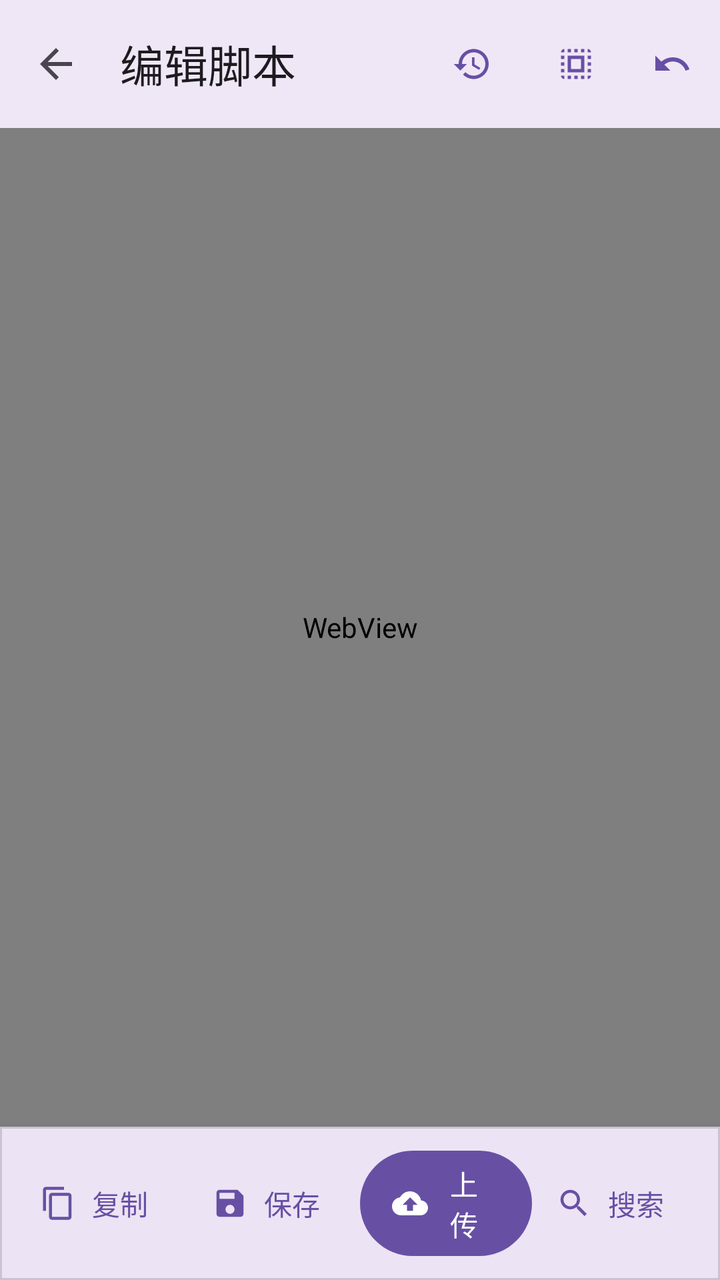
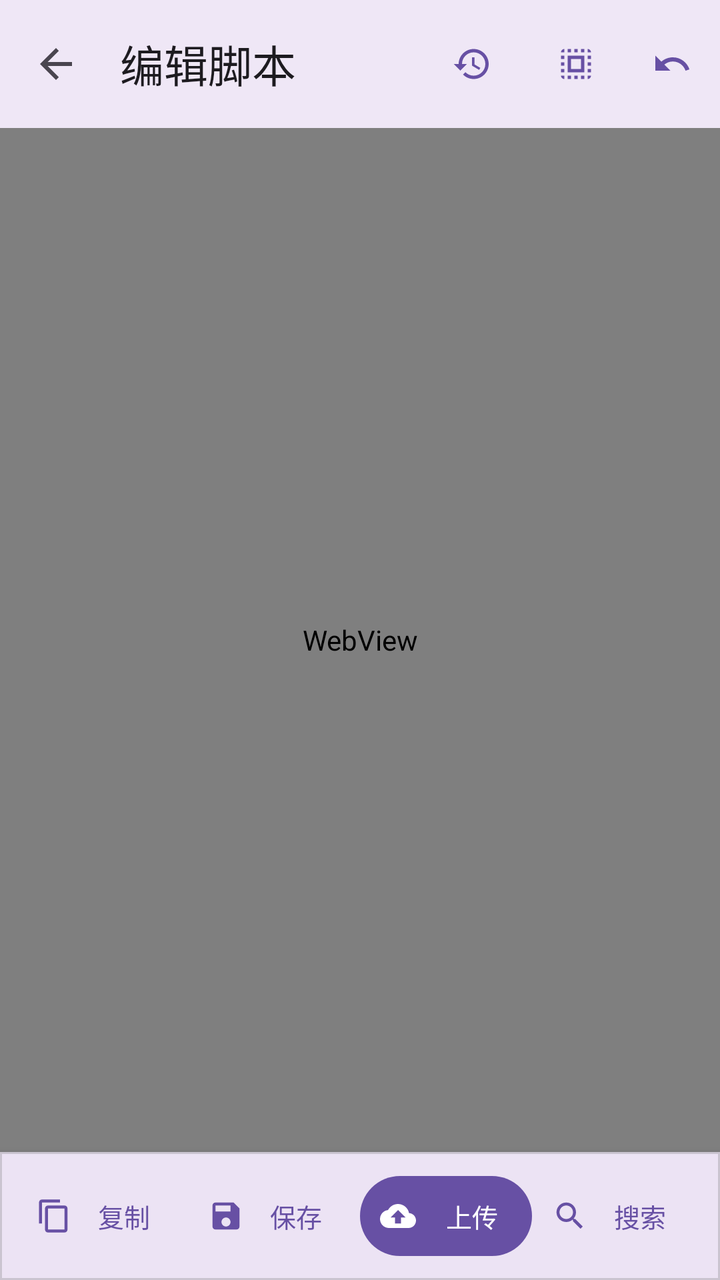

Two renders of the same Android screen: before a commit and after it. Below are the layout's source before the change and the commit's diff.
<!-- AndroidManifest.xml: application theme AppTheme -->
<!-- res/layout/fragment_script_editor.xml -->
<?xml version="1.0" encoding="utf-8"?>
<androidx.coordinatorlayout.widget.CoordinatorLayout xmlns:android="http://schemas.android.com/apk/res/android"
    xmlns:app="http://schemas.android.com/apk/res-auto"
    xmlns:tools="http://schemas.android.com/tools"
    android:layout_width="match_parent"
    android:layout_height="match_parent">

    
    <LinearLayout
        android:layout_width="match_parent"
        android:layout_height="match_parent"
        android:orientation="vertical">

        
        <com.google.android.material.appbar.MaterialToolbar
            android:id="@+id/toolbar"
            android:layout_width="match_parent"
            android:layout_height="?attr/actionBarSize"
            android:background="?attr/colorSurface"
            android:elevation="4dp"
            app:navigationIcon="@drawable/ic_arrow_back"
            app:title="编辑脚本"
            app:titleTextColor="?attr/colorOnSurface">

            
            <com.google.android.material.button.MaterialButton
                android:id="@+id/btnUndo"
                style="@style/Widget.Material3.Button.IconButton"
                android:layout_width="wrap_content"
                android:layout_height="wrap_content"
                android:layout_gravity="end"
                android:layout_marginEnd="0dp"
                android:contentDescription="撤销"
                app:icon="@drawable/ic_undo" />

            
            <com.google.android.material.button.MaterialButton
                android:id="@+id/btnSelectAll"
                style="@style/Widget.Material3.Button.IconButton"
                android:layout_width="wrap_content"
                android:layout_height="wrap_content"
                android:layout_gravity="end"
                android:layout_marginEnd="0dp"
                android:contentDescription="全选"
                app:icon="@drawable/ic_select_all" />

            
            <com.google.android.material.button.MaterialButton
                android:id="@+id/btnVersionHistory"
                style="@style/Widget.Material3.Button.IconButton"
                android:layout_width="wrap_content"
                android:layout_height="wrap_content"
                android:layout_gravity="end"
                android:layout_marginEnd="4dp"
                android:contentDescription="版本历史"
                app:icon="@drawable/ic_history" />
        </com.google.android.material.appbar.MaterialToolbar>

        
        <com.google.android.material.progressindicator.LinearProgressIndicator
            android:id="@+id/progressBar"
            android:layout_width="match_parent"
            android:layout_height="wrap_content"
            android:indeterminate="true"
            android:visibility="gone"
            tools:visibility="visible" />

        
        <FrameLayout
            android:id="@+id/webViewContainer"
            android:layout_width="match_parent"
            android:layout_height="0dp"
            android:layout_weight="1"
            android:clickable="true">

            <WebView
                android:id="@+id/webView"
                android:layout_width="match_parent"
                android:layout_height="match_parent"
                android:background="@android:color/white" />

            
            <com.google.android.material.card.MaterialCardView
                android:id="@+id/searchBar"
                android:layout_width="match_parent"
                android:layout_height="wrap_content"
                android:layout_gravity="top"
                android:layout_margin="8dp"
                android:visibility="gone"
                app:cardElevation="4dp"
                app:cardCornerRadius="8dp">

                <LinearLayout
                    android:layout_width="match_parent"
                    android:layout_height="wrap_content"
                    android:orientation="horizontal"
                    android:padding="8dp"
                    android:gravity="center_vertical">

                    <com.google.android.material.textfield.TextInputLayout
                        android:id="@+id/searchInputLayout"
                        style="@style/Widget.Material3.TextInputLayout.OutlinedBox.Dense"
                        android:layout_width="0dp"
                        android:layout_height="wrap_content"
                        android:layout_weight="1"
                        android:hint="搜索"
                        app:boxCornerRadiusTopStart="4dp"
                        app:boxCornerRadiusTopEnd="4dp"
                        app:boxCornerRadiusBottomStart="4dp"
                        app:boxCornerRadiusBottomEnd="4dp"
                        app:endIconMode="clear_text">

                        <com.google.android.material.textfield.TextInputEditText
                            android:id="@+id/searchInput"
                            android:layout_width="match_parent"
                            android:layout_height="wrap_content"
                            android:imeOptions="actionSearch"
                            android:inputType="text"
                            android:maxLines="1"
                            android:textSize="14sp" />
                    </com.google.android.material.textfield.TextInputLayout>

                    
                    <com.google.android.material.button.MaterialButton
                        android:id="@+id/btnPrevMatch"
                        style="@style/Widget.Material3.Button.IconButton"
                        android:layout_width="wrap_content"
                        android:layout_height="wrap_content"
                        android:contentDescription="上一个"
                        app:icon="@drawable/ic_arrow_up" />

                    <com.google.android.material.button.MaterialButton
                        android:id="@+id/btnNextMatch"
                        style="@style/Widget.Material3.Button.IconButton"
                        android:layout_width="wrap_content"
                        android:layout_height="wrap_content"
                        android:contentDescription="下一个"
                        app:icon="@drawable/ic_arrow_down" />

                    <com.google.android.material.button.MaterialButton
                        android:id="@+id/btnCloseSearch"
                        style="@style/Widget.Material3.Button.IconButton"
                        android:layout_width="wrap_content"
                        android:layout_height="wrap_content"
                        android:contentDescription="关闭"
                        app:icon="@drawable/ic_close" />
                </LinearLayout>
            </com.google.android.material.card.MaterialCardView>
        </FrameLayout>

        
        <com.google.android.material.card.MaterialCardView
            android:layout_width="match_parent"
            android:layout_height="wrap_content"
            android:layout_margin="0dp"
            app:cardElevation="8dp"
            app:cardCornerRadius="0dp">

            <LinearLayout
                android:layout_width="match_parent"
                android:layout_height="wrap_content"
                android:orientation="horizontal"
                android:padding="8dp"
                android:gravity="center">

                
                <com.google.android.material.button.MaterialButton
                    android:id="@+id/btnCopy"
                    style="@style/Widget.Material3.Button.TextButton.Icon"
                    android:layout_width="0dp"
                    android:layout_height="wrap_content"
                    android:layout_weight="1"
                    android:text="复制"
                    app:icon="@drawable/ic_content_copy" />

                
                <com.google.android.material.button.MaterialButton
                    android:id="@+id/btnManualSave"
                    style="@style/Widget.Material3.Button.TextButton.Icon"
                    android:layout_width="0dp"
                    android:layout_height="wrap_content"
                    android:layout_weight="1"
                    android:text="保存"
                    app:icon="@drawable/ic_save" />

                
                <com.google.android.material.button.MaterialButton
                    android:id="@+id/btnUpload"
                    style="@style/Widget.Material3.Button.Icon"
                    android:layout_width="0dp"
                    android:layout_height="wrap_content"
                    android:layout_weight="1"
                    android:text="上传"
                    app:icon="@drawable/ic_cloud_upload" />

                
                <com.google.android.material.button.MaterialButton
                    android:id="@+id/btnSearch"
                    style="@style/Widget.Material3.Button.TextButton.Icon"
                    android:layout_width="0dp"
                    android:layout_height="wrap_content"
                    android:layout_weight="1"
                    android:text="搜索"
                    app:icon="@drawable/ic_search" />
            </LinearLayout>
        </com.google.android.material.card.MaterialCardView>
    </LinearLayout>



</androidx.coordinatorlayout.widget.CoordinatorLayout>
<!-- resources referenced by this layout -->
<resources>
  <!-- drawable ic_arrow_down (drawable) -->
  <vector xmlns:android="http://schemas.android.com/apk/res/android"
      android:width="24dp"
      android:height="24dp"
      android:viewportWidth="24"
      android:viewportHeight="24">
      <path
          android:fillColor="?attr/colorControlNormal"
          android:pathData="M7.41,8.59L12,13.17l4.59,-4.58L18,10l-6,6 -6,-6 1.41,-1.41z"/>
  </vector>
  <!-- drawable ic_arrow_up (drawable) -->
  <vector xmlns:android="http://schemas.android.com/apk/res/android"
      android:width="24dp"
      android:height="24dp"
      android:viewportWidth="24"
      android:viewportHeight="24">
      <path
          android:fillColor="?attr/colorControlNormal"
          android:pathData="M7.41,15.41L12,10.83l4.59,4.58L18,14l-6,-6 -6,6z"/>
  </vector>
  <style name="AppTheme" parent="Base.AppTheme" />
  <style name="Base.AppTheme" parent="Theme.Material3.DayNight.NoActionBar">
      
      
    </style>
  <!-- unchanged entries left out for length: 9 -->
</resources>

<!-- the commit's change to res/layout/fragment_script_editor.xml (unified diff, before → after) -->
@@ -19,7 +19,7 @@
             android:background="?attr/colorSurface"
             android:elevation="4dp"
             app:navigationIcon="@drawable/ic_arrow_back"
-            app:title="编辑脚本"
+            app:title="@string/xml_fragment_script_editor_title"
             app:titleTextColor="?attr/colorOnSurface">
 
             
@@ -30,7 +30,7 @@
                 android:layout_height="wrap_content"
                 android:layout_gravity="end"
                 android:layout_marginEnd="0dp"
-                android:contentDescription="撤销"
+                android:contentDescription="@string/xml_fragment_script_editor_desc"
                 app:icon="@drawable/ic_undo" />
 
             
@@ -41,7 +41,7 @@
                 android:layout_height="wrap_content"
                 android:layout_gravity="end"
                 android:layout_marginEnd="0dp"
-                android:contentDescription="全选"
+                android:contentDescription="@string/snippet_select_all"
                 app:icon="@drawable/ic_select_all" />
 
             
@@ -52,7 +52,7 @@
                 android:layout_height="wrap_content"
                 android:layout_gravity="end"
                 android:layout_marginEnd="4dp"
-                android:contentDescription="版本历史"
+                android:contentDescription="@string/xml_fragment_script_editor_desc_2"
                 app:icon="@drawable/ic_history" />
         </com.google.android.material.appbar.MaterialToolbar>
 
@@ -103,7 +103,7 @@
                         android:layout_width="0dp"
                         android:layout_height="wrap_content"
                         android:layout_weight="1"
-                        android:hint="搜索"
+                        android:hint="@string/snippet_search"
                         app:boxCornerRadiusTopStart="4dp"
                         app:boxCornerRadiusTopEnd="4dp"
                         app:boxCornerRadiusBottomStart="4dp"
@@ -126,7 +126,7 @@
                         style="@style/Widget.Material3.Button.IconButton"
                         android:layout_width="wrap_content"
                         android:layout_height="wrap_content"
-                        android:contentDescription="上一个"
+                        android:contentDescription="@string/snippet_previous"
                         app:icon="@drawable/ic_arrow_up" />
 
                     <com.google.android.material.button.MaterialButton
@@ -134,7 +134,7 @@
                         style="@style/Widget.Material3.Button.IconButton"
                         android:layout_width="wrap_content"
                         android:layout_height="wrap_content"
-                        android:contentDescription="下一个"
+                        android:contentDescription="@string/snippet_next"
                         app:icon="@drawable/ic_arrow_down" />
 
                     <com.google.android.material.button.MaterialButton
@@ -142,7 +142,7 @@
                         style="@style/Widget.Material3.Button.IconButton"
                         android:layout_width="wrap_content"
                         android:layout_height="wrap_content"
-                        android:contentDescription="关闭"
+                        android:contentDescription="@string/ssl_mode_off"
                         app:icon="@drawable/ic_close" />
                 </LinearLayout>
             </com.google.android.material.card.MaterialCardView>
@@ -170,7 +170,7 @@
                     android:layout_width="0dp"
                     android:layout_height="wrap_content"
                     android:layout_weight="1"
-                    android:text="复制"
+                    android:text="@string/snippet_copy"
                     app:icon="@drawable/ic_content_copy" />
 
                 
@@ -180,7 +180,7 @@
                     android:layout_width="0dp"
                     android:layout_height="wrap_content"
                     android:layout_weight="1"
-                    android:text="保存"
+                    android:text="@string/save"
                     app:icon="@drawable/ic_save" />
 
                 
@@ -190,7 +190,7 @@
                     android:layout_width="0dp"
                     android:layout_height="wrap_content"
                     android:layout_weight="1"
-                    android:text="上传"
+                    android:text="@string/xml_fragment_script_editor"
                     app:icon="@drawable/ic_cloud_upload" />
 
                 
@@ -200,7 +200,7 @@
                     android:layout_width="0dp"
                     android:layout_height="wrap_content"
                     android:layout_weight="1"
-                    android:text="搜索"
+                    android:text="@string/snippet_search"
                     app:icon="@drawable/ic_search" />
             </LinearLayout>
         </com.google.android.material.card.MaterialCardView>
<!-- resource entries referenced after the edit -->
@@ -20,11 +20,65 @@
           android:fillColor="?attr/colorControlNormal"
           android:pathData="M7.41,15.41L12,10.83l4.59,4.58L18,14l-6,-6 -6,6z"/>
   </vector>
+  <string name="save">保存</string>
+  <string name="snippet_copy">复制</string>
+  <string name="snippet_next">下一个</string>
+  <string name="snippet_previous">上一个</string>
+  <string name="snippet_search">搜索</string>
+  <string name="snippet_select_all">全选</string>
+  <string name="ssl_mode_off">关闭</string>
+  <string name="xml_fragment_script_editor">上传</string>
+  <string name="xml_fragment_script_editor_desc">撤销</string>
+  <string name="xml_fragment_script_editor_desc_2">版本历史</string>
+  <string name="xml_fragment_script_editor_title">编辑脚本</string>
   <style name="AppTheme" parent="Base.AppTheme" />
   <style name="Base.AppTheme" parent="Theme.Material3.DayNight.NoActionBar">
       
       
+  
+      
+      <item name="android:textViewStyle">@style/AppTextView</item>
+      <item name="android:buttonStyle">@style/AppButton</item>
+      <item name="materialButtonStyle">@style/AppMaterialButton</item>
+      <item name="chipStyle">@style/AppChip</item>
     </style>
+  <style name="AppTextView" parent="@android:style/Widget.DeviceDefault.TextView">
+      <item name="android:breakStrategy">simple</item>
+      <item name="android:hyphenationFrequency">full</item>
+      <item name="android:ellipsize">end</item>
+      <item name="android:justificationMode">inter_word</item>
+      <item name="android:textIsSelectable">false</item>
+    </style>
+  <style name="AppButton" parent="Widget.Material3.Button">
+      <item name="android:minHeight">@dimen/app_button_min_height</item>
+      <item name="android:minWidth">@dimen/app_button_min_width</item>
+      <item name="android:maxLines">2</item>
+      <item name="android:ellipsize">end</item>
+      <item name="android:paddingStart">@dimen/app_button_padding_h</item>
+      <item name="android:paddingEnd">@dimen/app_button_padding_h</item>
+      <item name="android:breakStrategy">simple</item>
+      <item name="android:hyphenationFrequency">full</item>
+      <item name="android:textSize">@dimen/app_button_text_size</item>
+    </style>
+  <style name="AppMaterialButton" parent="Widget.Material3.Button">
+      <item name="android:minHeight">@dimen/app_button_min_height</item>
+      <item name="android:minWidth">@dimen/app_button_min_width</item>
+      <item name="android:maxLines">2</item>
+      <item name="android:ellipsize">end</item>
+      <item name="android:paddingStart">@dimen/app_button_padding_h</item>
+      <item name="android:paddingEnd">@dimen/app_button_padding_h</item>
+      <item name="android:breakStrategy">simple</item>
+      <item name="android:hyphenationFrequency">full</item>
+      <item name="android:textAllCaps">false</item>
+      <item name="android:textSize">@dimen/app_button_text_size</item>
+    </style>
+  <style name="AppChip" parent="Widget.Material3.Chip.Assist">
+      <item name="android:textIsSelectable">false</item>
+    </style>
+  <dimen name="app_button_min_height">48dp</dimen>
+  <dimen name="app_button_min_width">112dp</dimen>
+  <dimen name="app_button_padding_h">10dp</dimen>
+  <dimen name="app_button_text_size">13sp</dimen>
   <!-- unchanged entries left out for length: 9 -->
 </resources>
 
